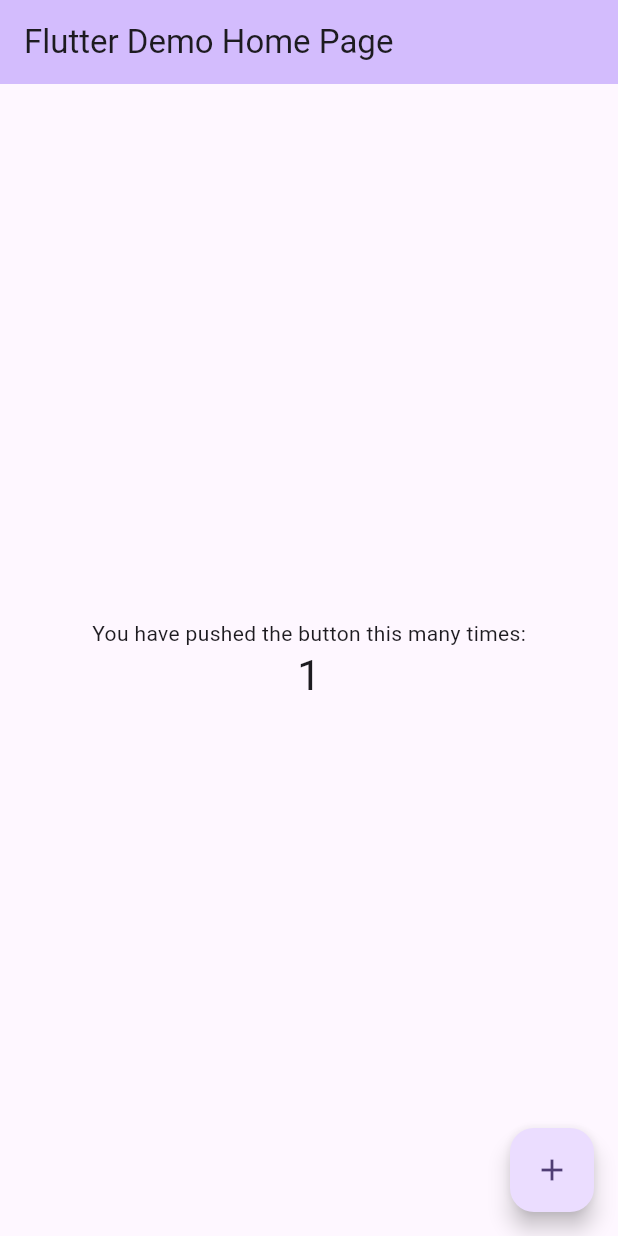
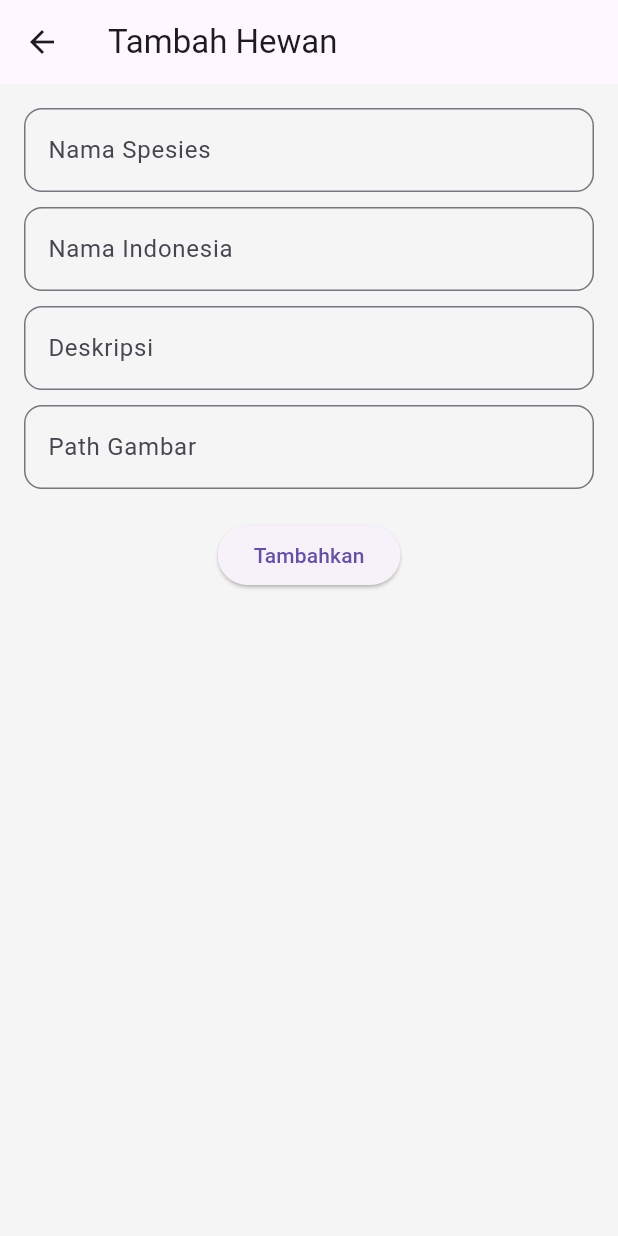
Before and after one commit to qodrri/mobile-programming-ca224, a Flutter app: the screen it shows after launch, after a tap on the "add" icon, on a phone screen of 412 x 824 dp. Run offline on Flutter 3.47's test engine with Material 3 defaults, Android fonts, the phone set to English and light mode, and no system bars.

Commit message:
first commit

```diff
--- a/lib/main.dart
+++ b/lib/main.dart
@@ -1,125 +1,21 @@
 import 'package:flutter/material.dart';
+import 'screens/home_page.dart';
 
 void main() {
-  runApp(const MyApp());
+  runApp(MyApp());
 }
 
 class MyApp extends StatelessWidget {
-  const MyApp({super.key});
-
-  // This widget is the root of your application.
   @override
   Widget build(BuildContext context) {
     return MaterialApp(
-      title: 'Flutter Demo',
+      debugShowCheckedModeBanner: false,
+      title: 'Data Hewan',
       theme: ThemeData(
-        // This is the theme of your application.
-        //
-        // TRY THIS: Try running your application with "flutter run". You'll see
-        // the application has a purple toolbar. Then, without quitting the app,
-        // try changing the seedColor in the colorScheme below to Colors.green
-        // and then invoke "hot reload" (save your changes or press the "hot
-        // reload" button in a Flutter-supported IDE, or press "r" if you used
-        // the command line to start the app).
-        //
-        // Notice that the counter didn't reset back to zero; the application
-        // state is not lost during the reload. To reset the state, use hot
-        // restart instead.
-        //
-        // This works for code too, not just values: Most code changes can be
-        // tested with just a hot reload.
-        colorScheme: ColorScheme.fromSeed(seedColor: Colors.deepPurple),
-        useMaterial3: true,
+        primarySwatch: Colors.teal,
+        scaffoldBackgroundColor: Colors.grey[100],
       ),
-      home: const MyHomePage(title: 'Flutter Demo Home Page'),
+      home: HomePage(),
     );
   }
 }
-
-class MyHomePage extends StatefulWidget {
-  const MyHomePage({super.key, required this.title});
-
-  // This widget is the home page of your application. It is stateful, meaning
-  // that it has a State object (defined below) that contains fields that affect
-  // how it looks.
-
-  // This class is the configuration for the state. It holds the values (in this
-  // case the title) provided by the parent (in this case the App widget) and
-  // used by the build method of the State. Fields in a Widget subclass are
-  // always marked "final".
-
-  final String title;
-
-  @override
-  State<MyHomePage> createState() => _MyHomePageState();
-}
-
-class _MyHomePageState extends State<MyHomePage> {
-  int _counter = 0;
-
-  void _incrementCounter() {
-    setState(() {
-      // This call to setState tells the Flutter framework that something has
-      // changed in this State, which causes it to rerun the build method below
-      // so that the display can reflect the updated values. If we changed
-      // _counter without calling setState(), then the build method would not be
-      // called again, and so nothing would appear to happen.
-      _counter++;
-    });
-  }
-
-  @override
-  Widget build(BuildContext context) {
-    // This method is rerun every time setState is called, for instance as done
-    // by the _incrementCounter method above.
-    //
-    // The Flutter framework has been optimized to make rerunning build methods
-    // fast, so that you can just rebuild anything that needs updating rather
-    // than having to individually change instances of widgets.
-    return Scaffold(
-      appBar: AppBar(
-        // TRY THIS: Try changing the color here to a specific color (to
-        // Colors.amber, perhaps?) and trigger a hot reload to see the AppBar
-        // change color while the other colors stay the same.
-        backgroundColor: Theme.of(context).colorScheme.inversePrimary,
-        // Here we take the value from the MyHomePage object that was created by
-        // the App.build method, and use it to set our appbar title.
-        title: Text(widget.title),
-      ),
-      body: Center(
-        // Center is a layout widget. It takes a single child and positions it
-        // in the middle of the parent.
-        child: Column(
-          // Column is also a layout widget. It takes a list of children and
-          // arranges them vertically. By default, it sizes itself to fit its
-          // children horizontally, and tries to be as tall as its parent.
-          //
-          // Column has various properties to control how it sizes itself and
-          // how it positions its children. Here we use mainAxisAlignment to
-          // center the children vertically; the main axis here is the vertical
-          // axis because Columns are vertical (the cross axis would be
-          // horizontal).
-          //
-          // TRY THIS: Invoke "debug painting" (choose the "Toggle Debug Paint"
-          // action in the IDE, or press "p" in the console), to see the
-          // wireframe for each widget.
-          mainAxisAlignment: MainAxisAlignment.center,
-          children: <Widget>[
-            const Text(
-              'You have pushed the button this many times:',
-            ),
-            Text(
-              '$_counter',
-              style: Theme.of(context).textTheme.headlineMedium,
-            ),
-          ],
-        ),
-      ),
-      floatingActionButton: FloatingActionButton(
-        onPressed: _incrementCounter,
-        tooltip: 'Increment',
-        child: const Icon(Icons.add),
-      ), // This trailing comma makes auto-formatting nicer for build methods.
-    );
-  }
-}
--- /dev/null
+++ b/lib/models/animal.dart
@@ -0,0 +1,13 @@
+class Animal {
+  String speciesName;
+  String indonesianName;
+  String description;
+  String imagePath;
+
+  Animal({
+    required this.speciesName,
+    required this.indonesianName,
+    required this.description,
+    required this.imagePath,
+  });
+}
--- /dev/null
+++ b/lib/screens/add_animal_page.dart
@@ -0,0 +1,73 @@
+import 'package:flutter/material.dart';
+import '../models/animal.dart';
+
+class AddAnimalPage extends StatefulWidget {
+  final Function(Animal) onAdd;
+
+  AddAnimalPage({required this.onAdd});
+
+  @override
+  _AddAnimalPageState createState() => _AddAnimalPageState();
+}
+
+class _AddAnimalPageState extends State<AddAnimalPage> {
+  final _formKey = GlobalKey<FormState>();
+  final TextEditingController _speciesController = TextEditingController();
+  final TextEditingController _indonesianController = TextEditingController();
+  final TextEditingController _descriptionController = TextEditingController();
+  final TextEditingController _imagePathController = TextEditingController();
+
+  @override
+  Widget build(BuildContext context) {
+    return Scaffold(
+      appBar: AppBar(
+        title: Text("Tambah Hewan"),
+      ),
+      body: Padding(
+        padding: EdgeInsets.all(16.0),
+        child: Form(
+          key: _formKey,
+          child: Column(
+            children: [
+              _buildTextField("Nama Spesies", _speciesController),
+              SizedBox(height: 10),
+              _buildTextField("Nama Indonesia", _indonesianController),
+              SizedBox(height: 10),
+              _buildTextField("Deskripsi", _descriptionController),
+              SizedBox(height: 10),
+              _buildTextField("Path Gambar", _imagePathController),
+              SizedBox(height: 20),
+              ElevatedButton(
+                onPressed: () {
+                  if (_formKey.currentState!.validate()) {
+                    final newAnimal = Animal(
+                      speciesName: _speciesController.text,
+                      indonesianName: _indonesianController.text,
+                      description: _descriptionController.text,
+                      imagePath: _imagePathController.text,
+                    );
+                    widget.onAdd(newAnimal);
+                    Navigator.pop(context);
+                  }
+                },
+                child: Text("Tambahkan"),
+              ),
+            ],
+          ),
+        ),
+      ),
+    );
+  }
+
+  Widget _buildTextField(String label, TextEditingController controller) {
+    return TextFormField(
+      controller: controller,
+      decoration: InputDecoration(
+        labelText: label,
+        border: OutlineInputBorder(borderRadius: BorderRadius.circular(12)),
+      ),
+      validator: (value) =>
+          value!.isEmpty ? "$label tidak boleh kosong" : null,
+    );
+  }
+}
--- /dev/null
+++ b/lib/screens/home_page.dart
@@ -0,0 +1,137 @@
+import 'package:flutter/material.dart';
+import '../models/animal.dart';
+import 'add_animal_page.dart';
+import 'update_animal_page.dart';
+
+class HomePage extends StatefulWidget {
+  @override
+  _HomePageState createState() => _HomePageState();
+}
+
+class _HomePageState extends State<HomePage> {
+  List<Animal> animals = [
+    Animal(
+      speciesName: "Panthera tigris",
+      indonesianName: "Harimau",
+      description: "Harimau adalah kucing besar yang hidup di hutan.",
+      imagePath: "assets/images/tiger.jpg",
+    ),
+    Animal(
+      speciesName: "Elephas maximus",
+      indonesianName: "Gajah",
+      description: "Gajah adalah hewan darat terbesar.",
+      imagePath: "assets/images/elephant.jpg",
+    ),
+  ];
+
+  void _addAnimal(Animal animal) {
+    setState(() {
+      animals.add(animal);
+    });
+  }
+
+  void _updateAnimal(int index, Animal updatedAnimal) {
+    setState(() {
+      animals[index] = updatedAnimal;
+    });
+  }
+
+  void _deleteAnimal(int index) {
+    setState(() {
+      animals.removeAt(index);
+    });
+  }
+
+  @override
+  Widget build(BuildContext context) {
+    return Scaffold(
+      appBar: AppBar(
+        title: Text("Data Hewan"),
+      ),
+      body: animals.isEmpty
+          ? Center(child: Text("Belum ada data hewan"))
+          : ListView.builder(
+              itemCount: animals.length,
+              itemBuilder: (context, index) {
+                final animal = animals[index];
+                return Card(
+                  margin: EdgeInsets.all(8.0),
+                  elevation: 4,
+                  shape: RoundedRectangleBorder(
+                    borderRadius: BorderRadius.circular(12),
+                  ),
+                  child: ListTile(
+                    leading: Image.asset(animal.imagePath, width: 50, height: 50),
+                    title: Text(animal.indonesianName),
+                    subtitle: Text(animal.speciesName),
+                    trailing: Row(
+                      mainAxisSize: MainAxisSize.min,
+                      children: [
+                        IconButton(
+                          icon: Icon(Icons.edit, color: Colors.teal),
+                          onPressed: () {
+                            Navigator.push(
+                              context,
+                              MaterialPageRoute(
+                                builder: (context) => UpdateAnimalPage(
+                                  animal: animal,
+                                  onUpdate: (updatedAnimal) =>
+                                      _updateAnimal(index, updatedAnimal),
+                                ),
+                              ),
+                            );
+                          },
+                        ),
+                        IconButton(
+                          icon: Icon(Icons.delete, color: Colors.red),
+                          onPressed: () {
+                            _showDeleteDialog(index);
+                          },
+                        ),
+                      ],
+                    ),
+                  ),
+                );
+              },
+            ),
+      floatingActionButton: FloatingActionButton(
+        onPressed: () {
+          Navigator.push(
+            context,
+            MaterialPageRoute(
+              builder: (context) => AddAnimalPage(onAdd: _addAnimal),
+            ),
+          );
+        },
+        child: Icon(Icons.add),
+      ),
+    );
+  }
+
+  void _showDeleteDialog(int index) {
+    showDialog(
+      context: context,
+      builder: (context) {
+        return AlertDialog(
+          title: Text("Konfirmasi"),
+          content: Text("Apakah Anda yakin ingin menghapus data ini?"),
+          actions: [
+            TextButton(
+              onPressed: () {
+                Navigator.pop(context);
+              },
+              child: Text("Batal"),
+            ),
+            TextButton(
+              onPressed: () {
+                _deleteAnimal(index);
+                Navigator.pop(context);
+              },
+              child: Text("Hapus"),
+            ),
+          ],
+        );
+      },
+    );
+  }
+}
```
Also changed, not shown: lib/screens/update_animal_page.dart (added, +79 -0 lines), pubspec.yaml (+3 -5 lines), 3 other files.
